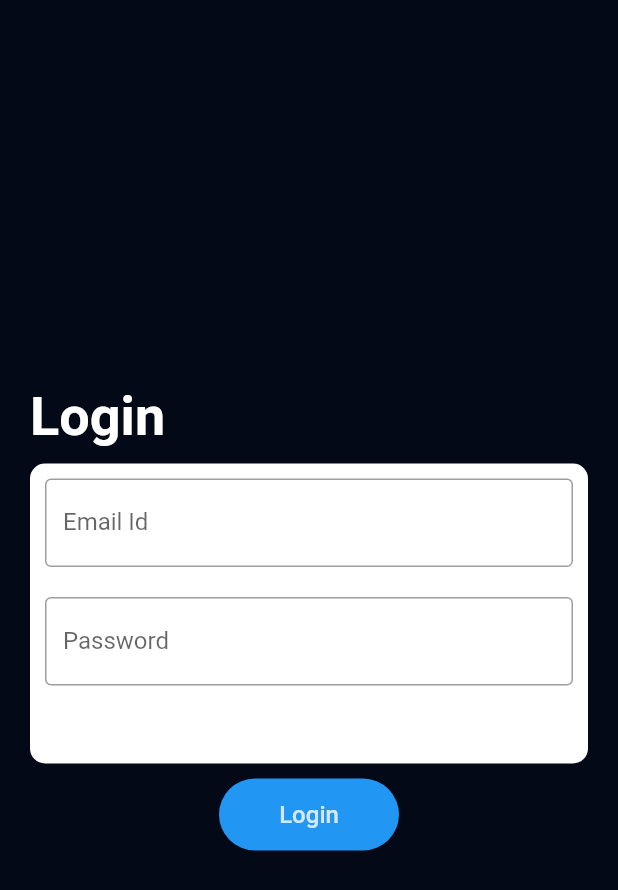
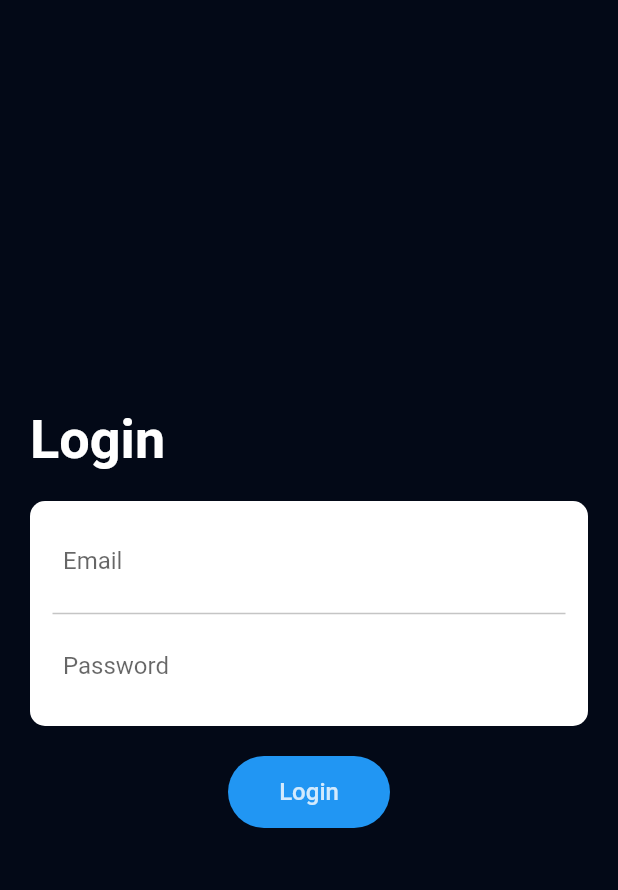
Before and after one commit to nimesh1997/flutter_login_ui_animation, a Flutter app: the LoginPage screen opened directly, on a phone screen of 412 x 824 dp. Shown: the top 890 px of the screen. Run offline on Flutter 3.47's test engine with Material 2 defaults, Android fonts, the phone set to English and light mode, and no system bars; our stand-ins replace simple_animations.

Commit message:
animation updated bugs fixed login ui created

```diff
--- a/lib/screens/LoginScreen.dart
+++ b/lib/screens/LoginScreen.dart
@@ -1,11 +1,25 @@
+import 'package:flutter/cupertino.dart';
 import 'package:flutter/material.dart';
+import 'package:flutter_login_ui_animation/simpleAnimation.dart';
 
 class LoginPage extends StatefulWidget {
   @override
   _LoginPageState createState() => _LoginPageState();
 }
 
-class _LoginPageState extends State<LoginPage> {
+class _LoginPageState extends State<LoginPage> with SingleTickerProviderStateMixin{
+
+  AnimationController _controller;
+  Animation _animation;
+
+
+  @override
+  void initState() {
+    _controller = AnimationController(vsync: this, duration: Duration(milliseconds: 750));
+//    _animation =
+    super.initState();
+  }
+
   @override
   Widget build(BuildContext context) {
     return Scaffold(
@@ -18,43 +32,64 @@ class _LoginPageState extends State<LoginPage> {
             mainAxisAlignment: MainAxisAlignment.center,
             crossAxisAlignment: CrossAxisAlignment.start,
             children: <Widget>[
+              simpleAnimation(
                 Text(
                   'Login',
                   style: TextStyle(color: Colors.white, fontSize: 36.0, fontWeight: FontWeight.w700),
                 ),
+                0.8
+              ),
               SizedBox(
-                height: 10.0,
+                height: 20.0,
               ),
-              Container(
+              simpleAnimation(Container(
+                  padding: EdgeInsets.all(10.0),
                   decoration: BoxDecoration(
                     color: Colors.white,
                     borderRadius: BorderRadius.all(Radius.circular(10.0)),
 //                    border: Border.all(color: Colors.white.withOpacity(0.7))
                   ),
-                height: 200.0,
+                  height: 150.0,
                   child: Column(
+                    mainAxisAlignment: MainAxisAlignment.center,
                     children: <Widget>[
                       Container(
-                      margin: EdgeInsets.all(10.0),
                         child: TextField(
                             decoration: InputDecoration(
-                              labelText: 'Email Id', border: OutlineInputBorder(borderSide: BorderSide(color: Color.fromRGBO(3, 9, 23, 1))))),
+                              hintText: 'Email',
+//                              labelText: 'Email Id',
+                                border: OutlineInputBorder(borderSide: BorderSide.none),
+//                              border: OutlineInputBorder(borderSide: BorderSide(color: Color.fromRGBO(3, 9, 23, 1)))
+                            )),
                       ),
                       Container(
-                      margin: EdgeInsets.all(10.0),
+                        margin: EdgeInsets.only(top: 5.0, bottom: 5.0, left: 5.0, right: 5.0),
+                        width: double.maxFinite,
+                        height: 1.0,
+                        color: Colors.grey.withOpacity(0.6),
+                      ),
+                      Container(
                         child: TextField(
                             decoration: InputDecoration(
-                              labelText: 'Password', border: OutlineInputBorder(borderSide: BorderSide(color: Color.fromRGBO(3, 9, 23, 1))))),
+                              hintText: 'Password',
+//                              labelText: 'Password',
+                                border: OutlineInputBorder(borderSide: BorderSide.none),
+//                              border: OutlineInputBorder(borderSide: BorderSide(color: Color.fromRGBO(3, 9, 23, 1)))
+                            )
+                        ),
                       ),
                     ],
                   ),
                 ),
+                1.4),
               SizedBox(
-                height: 10.0,
+                height: 20.0,
               ),
+              simpleAnimation(
                 Center(
                   child: Container(
-                  width: 120.0,
+//                  width: 120.0,
+                  padding: EdgeInsets.only(left: 10.0, right: 10.0),
                     decoration: BoxDecoration(borderRadius: BorderRadius.all(Radius.circular(40.0)), color: Colors.blue),
                     child: FlatButton(
                         highlightColor: Colors.transparent,
@@ -64,6 +99,8 @@ class _LoginPageState extends State<LoginPage> {
                           style: TextStyle(color: Colors.white.withOpacity(0.8), fontSize: 16.0),
                         )),
                   ),
+                ),
+                1.4
               )
             ],
           )),
```
Lines whose indentation alone changed are shown as unchanged.
